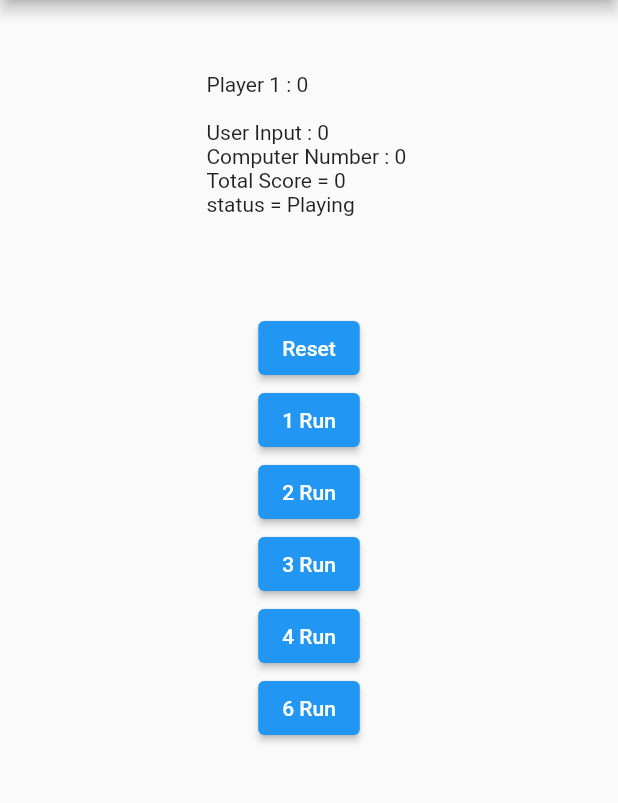
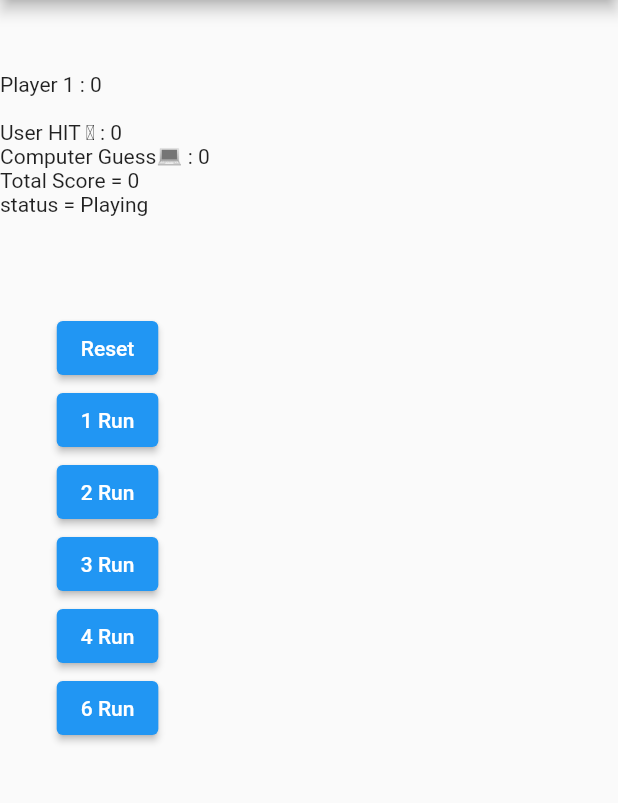
Before and after one commit to pavanbhat1999/Flutter-HandCricket, a Flutter app: the screen it shows after launch, on a phone screen of 412 x 824 dp, the part 84-887 px from its top. Run offline on Flutter 3.47's test engine with Material 2 defaults, Android fonts, the phone set to English and light mode, and no system bars.

Commit message:
Game Build started

```diff
--- a/lib/main.dart
+++ b/lib/main.dart
@@ -58,17 +58,17 @@ class _RandomNumberAppState extends State<MyApp> {
             'Hand Cricket with computer',
           ),
         ),
-        body: Center(
-            child: Column(children: [
+        body: Column(children: [
           if (isGameOver)
             Text(
               'Game Over\nFinal Score: $player1Score',
               style: TextStyle(fontSize: 24.0),
               textAlign: TextAlign.center,
             ),
-          Text(
-            '\n\n\nPlayer 1 : $player1Score \n\nUser Input : $userinput \nComputer Number : $randomNumber \nTotal Score = $sum \nstatus = $outMessage\n\n\n\n',
-          ),
+          if (!isGameOver)
+            Text(
+              '\n\n\nPlayer 1 : $player1Score \n\nUser HIT  : $userinput \nComputer Guess💻 : $randomNumber \nTotal Score = $sum \nstatus = $outMessage\n\n\n\n',
+            ),
           ElevatedButton(
               onPressed: () => generateRandomNumber(0),
               child: const Text('Reset')),
@@ -87,7 +87,7 @@ class _RandomNumberAppState extends State<MyApp> {
           ElevatedButton(
               onPressed: () => generateRandomNumber(6),
               child: const Text('6 Run')),
-        ])),
+        ]),
       ),
     );
   }
```
